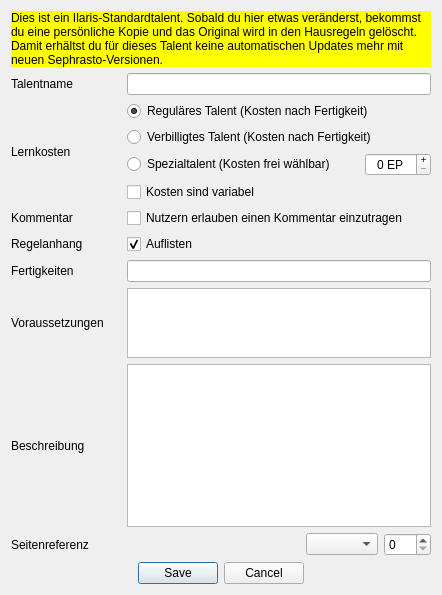
Qt form designer/DatenbankEditTalent.ui (Aeolitus/Sephrasto) before a commit.
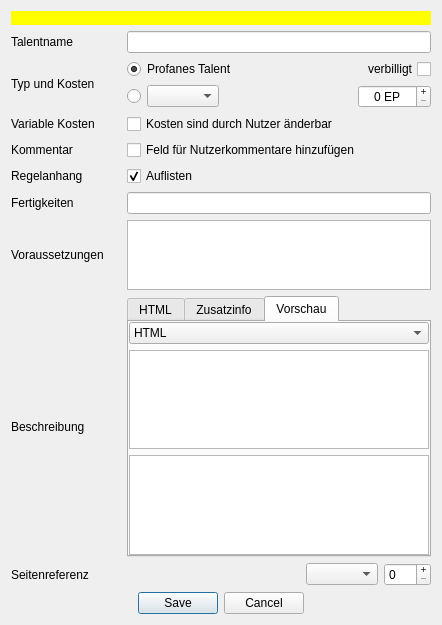
The same form after that commit. The open tabs and pages were chosen to show the change.

Diff of the .ui file:
```diff
--- a/designer/DatenbankEditTalent.ui
+++ b/designer/DatenbankEditTalent.ui
@@ -1,7 +1,7 @@
 <?xml version="1.0" encoding="UTF-8"?>
 <ui version="4.0">
- <class>talentDialog</class>
- <widget class="QDialog" name="talentDialog">
+ <class>dialog</class>
+ <widget class="QDialog" name="dialog">
   <property name="windowModality">
    <enum>Qt::ApplicationModal</enum>
   </property>
@@ -10,7 +10,7 @@
     <x>0</x>
     <y>0</y>
     <width>442</width>
-    <height>595</height>
+    <height>625</height>
    </rect>
   </property>
   <property name="windowTitle">
@@ -39,91 +39,118 @@
        </property>
       </widget>
      </item>
-     <item row="3" column="1">
-      <layout class="QVBoxLayout" name="verticalLayout">
-       <item>
-        <widget class="QRadioButton" name="buttonRegulaer">
-         <property name="text">
-          <string>Reguläres Talent (Kosten nach Fertigkeit)</string>
+     <item row="8" column="1">
+      <widget class="QTabWidget" name="tabWidget">
+       <property name="currentIndex">
+        <number>0</number>
+       </property>
+       <widget class="QWidget" name="tab">
+        <attribute name="title">
+         <string>HTML</string>
+        </attribute>
+        <layout class="QVBoxLayout" name="verticalLayout_2">
+         <property name="spacing">
+          <number>0</number>
          </property>
-         <property name="checked">
-          <bool>true</bool>
+         <property name="leftMargin">
+          <number>0</number>
          </property>
-        </widget>
-       </item>
-       <item>
-        <widget class="QRadioButton" name="buttonVerbilligt">
-         <property name="text">
-          <string>Verbilligtes Talent (Kosten nach Fertigkeit)</string>
+         <property name="topMargin">
+          <number>0</number>
          </property>
-        </widget>
-       </item>
-       <item>
-        <layout class="QHBoxLayout" name="horizontalLayout">
+         <property name="rightMargin">
+          <number>0</number>
+         </property>
+         <property name="bottomMargin">
+          <number>0</number>
+         </property>
          <item>
-          <widget class="QRadioButton" name="buttonSpezial">
+          <widget class="QPlainTextEdit" name="teBeschreibung">
            <property name="sizePolicy">
-            <sizepolicy hsizetype="Preferred" vsizetype="Fixed">
+            <sizepolicy hsizetype="Expanding" vsizetype="MinimumExpanding">
              <horstretch>0</horstretch>
              <verstretch>0</verstretch>
             </sizepolicy>
            </property>
-           <property name="text">
-            <string>Spezialtalent (Kosten frei wählbar)</string>
-           </property>
           </widget>
          </item>
+        </layout>
+       </widget>
+       <widget class="QWidget" name="tab_3">
+        <property name="toolTip">
+         <string>&lt;html&gt;&lt;head/&gt;&lt;body&gt;&lt;p&gt;Zusätzliche Informationen, die im Charaktereditor nach der Beschreibung eingefügt werden sollen, beispielsweise eine Erklärung, wozu der Kommentar genutzt werden soll (optional).&lt;/p&gt;&lt;/body&gt;&lt;/html&gt;</string>
+        </property>
+        <attribute name="title">
+         <string>Zusatzinfo</string>
+        </attribute>
+        <layout class="QVBoxLayout" name="verticalLayout_4">
+         <property name="spacing">
+          <number>0</number>
+         </property>
+         <property name="leftMargin">
+          <number>0</number>
+         </property>
+         <property name="topMargin">
+          <number>0</number>
+         </property>
+         <property name="rightMargin">
+          <number>0</number>
+         </property>
+         <property name="bottomMargin">
+          <number>0</number>
+         </property>
          <item>
-          <widget class="QSpinBox" name="spinKosten">
-           <property name="sizePolicy">
-            <sizepolicy hsizetype="Fixed" vsizetype="Fixed">
-             <horstretch>0</horstretch>
-             <verstretch>0</verstretch>
-            </sizepolicy>
-           </property>
-           <property name="minimumSize">
-            <size>
-             <width>60</width>
-             <height>0</height>
-            </size>
-           </property>
-           <property name="alignment">
-            <set>Qt::AlignCenter</set>
-           </property>
-           <property name="buttonSymbols">
-            <enum>QAbstractSpinBox::PlusMinus</enum>
-           </property>
-           <property name="suffix">
-            <string> EP</string>
-           </property>
-           <property name="minimum">
-            <number>0</number>
-           </property>
-           <property name="maximum">
-            <number>200</number>
-           </property>
-           <property name="singleStep">
-            <number>20</number>
-           </property>
-          </widget>
+          <widget class="QPlainTextEdit" name="teInfo"/>
          </item>
         </layout>
-       </item>
-       <item>
-        <layout class="QHBoxLayout" name="horizontalLayout_2">
+       </widget>
+       <widget class="QWidget" name="tab_2">
+        <attribute name="title">
+         <string>Vorschau</string>
+        </attribute>
+        <layout class="QVBoxLayout" name="verticalLayout_3">
+         <property name="leftMargin">
+          <number>0</number>
+         </property>
+         <property name="topMargin">
+          <number>0</number>
+         </property>
+         <property name="rightMargin">
+          <number>0</number>
+         </property>
+         <property name="bottomMargin">
+          <number>0</number>
+         </property>
          <item>
-          <widget class="QCheckBox" name="checkVariable">
-           <property name="text">
-            <string>Kosten sind variabel</string>
-           </property>
+          <widget class="QComboBox" name="comboVorschau">
+           <item>
+            <property name="text">
+             <string>HTML</string>
+            </property>
+           </item>
+           <item>
+            <property name="text">
+             <string>Zusatzinfo</string>
+            </property>
+           </item>
           </widget>
          </item>
+         <item>
+          <widget class="QTextBrowser" name="tbBeschreibung"/>
+         </item>
+         <item>
+          <widget class="QTextBrowser" name="tbInfo"/>
+         </item>
         </layout>
-       </item>
-      </layout>
+       </widget>
+      </widget>
      </item>
-     <item row="1" column="1">
-      <widget class="QLineEdit" name="nameEdit"/>
+     <item row="8" column="0">
+      <widget class="QLabel" name="label_5">
+       <property name="text">
+        <string>Beschreibung</string>
+       </property>
+      </widget>
      </item>
      <item row="0" column="0" colspan="2">
       <widget class="QLabel" name="warning">
@@ -134,7 +161,7 @@
         <string notr="true">background-color: rgb(255, 255, 0); color: black;</string>
        </property>
        <property name="text">
-        <string>&lt;html&gt;&lt;head/&gt;&lt;body&gt;&lt;p&gt;Dies ist ein Ilaris-Standardtalent. Sobald du hier etwas veränderst, bekommst du eine persönliche Kopie und das Original wird in den Hausregeln gelöscht. Damit erhältst du für dieses Talent keine automatischen Updates mehr mit neuen Sephrasto-Versionen.&lt;/p&gt;&lt;/body&gt;&lt;/html&gt;</string>
+        <string></string>
        </property>
        <property name="wordWrap">
         <bool>true</bool>
@@ -142,19 +169,33 @@
       </widget>
      </item>
      <item row="3" column="0">
-      <widget class="QLabel" name="label_2">
+      <widget class="QLabel" name="label_9">
        <property name="text">
-        <string>Lernkosten</string>
+        <string>Variable Kosten</string>
        </property>
       </widget>
      </item>
-     <item row="8" column="1">
-      <widget class="QPlainTextEdit" name="textEdit">
-       <property name="sizePolicy">
-        <sizepolicy hsizetype="Expanding" vsizetype="MinimumExpanding">
-         <horstretch>0</horstretch>
-         <verstretch>0</verstretch>
-        </sizepolicy>
+     <item row="1" column="1">
+      <widget class="QLineEdit" name="leName"/>
+     </item>
+     <item row="5" column="0">
+      <widget class="QLabel" name="label_7">
+       <property name="text">
+        <string>Regelanhang</string>
+       </property>
+      </widget>
+     </item>
+     <item row="4" column="1">
+      <widget class="QCheckBox" name="checkKommentar">
+       <property name="text">
+        <string>Feld für Nutzerkommentare hinzufügen</string>
+       </property>
+      </widget>
+     </item>
+     <item row="9" column="0">
+      <widget class="QLabel" name="label_8">
+       <property name="text">
+        <string>Seitenreferenz</string>
        </property>
       </widget>
      </item>
@@ -171,23 +212,6 @@
        </property>
       </widget>
      </item>
-     <item row="7" column="1">
-      <widget class="QPlainTextEdit" name="voraussetzungenEdit"/>
-     </item>
-     <item row="1" column="0">
-      <widget class="QLabel" name="label">
-       <property name="text">
-        <string>Talentname</string>
-       </property>
-      </widget>
-     </item>
-     <item row="5" column="0">
-      <widget class="QLabel" name="label_7">
-       <property name="text">
-        <string>Regelanhang</string>
-       </property>
-      </widget>
-     </item>
      <item row="6" column="0">
       <widget class="QLabel" name="label_3">
        <property name="text">
@@ -195,40 +219,26 @@
        </property>
       </widget>
      </item>
-     <item row="7" column="0">
-      <widget class="QLabel" name="label_4">
-       <property name="minimumSize">
+     <item row="7" column="1">
+      <widget class="QPlainTextEdit" name="teVoraussetzungen">
+       <property name="maximumSize">
         <size>
-         <width>110</width>
-         <height>0</height>
+         <width>16777215</width>
+         <height>250</height>
         </size>
        </property>
-       <property name="text">
-        <string>Voraussetzungen</string>
-       </property>
-      </widget>
-     </item>
-     <item row="8" column="0">
-      <widget class="QLabel" name="label_5">
-       <property name="text">
-        <string>Beschreibung</string>
+       <property name="toolTip">
+        <string>&lt;html&gt;&lt;head/&gt;&lt;body&gt;&lt;p&gt;Siehe &quot;Datenbank Editor -&gt; Einstellungsmöglichkeiten -&gt; Voraussetzungen&quot; in der Sephrasto-Hilfe für eine Anleitung.&lt;/p&gt;&lt;/body&gt;&lt;/html&gt;</string>
        </property>
       </widget>
      </item>
      <item row="6" column="1">
-      <widget class="QLineEdit" name="fertigkeitenEdit"/>
+      <widget class="QLineEdit" name="leFertigkeiten"/>
      </item>
-     <item row="4" column="1">
-      <widget class="QCheckBox" name="checkKommentar">
+     <item row="1" column="0">
+      <widget class="QLabel" name="label">
        <property name="text">
-        <string>Nutzern erlauben einen Kommentar einzutragen</string>
-       </property>
-      </widget>
-     </item>
-     <item row="9" column="0">
-      <widget class="QLabel" name="label_8">
-       <property name="text">
-        <string>Seitenreferenz</string>
+        <string>Talentname</string>
        </property>
       </widget>
      </item>
@@ -252,6 +262,9 @@
        </item>
        <item>
         <widget class="QSpinBox" name="spinSeite">
+         <property name="buttonSymbols">
+          <enum>QAbstractSpinBox::PlusMinus</enum>
+         </property>
          <property name="maximum">
           <number>999</number>
          </property>
@@ -259,6 +272,154 @@
        </item>
       </layout>
      </item>
+     <item row="3" column="1">
+      <widget class="QCheckBox" name="checkVariable">
+       <property name="text">
+        <string>Kosten sind durch Nutzer änderbar</string>
+       </property>
+      </widget>
+     </item>
+     <item row="2" column="0">
+      <widget class="QLabel" name="label_2">
+       <property name="text">
+        <string>Typ und Kosten</string>
+       </property>
+      </widget>
+     </item>
+     <item row="7" column="0">
+      <widget class="QLabel" name="label_4">
+       <property name="minimumSize">
+        <size>
+         <width>110</width>
+         <height>0</height>
+        </size>
+       </property>
+       <property name="text">
+        <string>Voraussetzungen</string>
+       </property>
+      </widget>
+     </item>
+     <item row="2" column="1">
+      <layout class="QVBoxLayout" name="verticalLayout">
+       <item>
+        <layout class="QHBoxLayout" name="horizontalLayout_2">
+         <item>
+          <widget class="QRadioButton" name="buttonProfan">
+           <property name="toolTip">
+            <string>Reguläre Talente können nur profanen Fertigkeiten zugewiesen werden und die Kosten richten sich nach deren Steigerungsfaktor.</string>
+           </property>
+           <property name="text">
+            <string>Profanes Talent</string>
+           </property>
+           <property name="checked">
+            <bool>true</bool>
+           </property>
+          </widget>
+         </item>
+         <item>
+          <spacer name="horizontalSpacer_2">
+           <property name="orientation">
+            <enum>Qt::Horizontal</enum>
+           </property>
+           <property name="sizeHint" stdset="0">
+            <size>
+             <width>40</width>
+             <height>20</height>
+            </size>
+           </property>
+          </spacer>
+         </item>
+         <item>
+          <widget class="QCheckBox" name="checkVerbilligt">
+           <property name="toolTip">
+            <string>Verbilligte Talente kosten nur die Hälfte</string>
+           </property>
+           <property name="layoutDirection">
+            <enum>Qt::RightToLeft</enum>
+           </property>
+           <property name="text">
+            <string>verbilligt</string>
+           </property>
+          </widget>
+         </item>
+        </layout>
+       </item>
+       <item>
+        <layout class="QHBoxLayout" name="horizontalLayout">
+         <item>
+          <widget class="QRadioButton" name="buttonSpezial">
+           <property name="sizePolicy">
+            <sizepolicy hsizetype="Preferred" vsizetype="Fixed">
+             <horstretch>0</horstretch>
+             <verstretch>0</verstretch>
+            </sizepolicy>
+           </property>
+           <property name="toolTip">
+            <string>Spezialtalente können nur übernatürlichen Fertigkeiten zugewiesen werden und sie haben frei wählbare Kosten.</string>
+           </property>
+           <property name="text">
+            <string/>
+           </property>
+          </widget>
+         </item>
+         <item>
+          <widget class="QComboBox" name="comboTyp">
+           <property name="toolTip">
+            <string>Spezialtalente können nur übernatürlichen Fertigkeiten zugewiesen werden und sie haben frei wählbare Kosten.</string>
+           </property>
+          </widget>
+         </item>
+         <item>
+          <spacer name="horizontalSpacer_3">
+           <property name="orientation">
+            <enum>Qt::Horizontal</enum>
+           </property>
+           <property name="sizeHint" stdset="0">
+            <size>
+             <width>40</width>
+             <height>20</height>
+            </size>
+           </property>
+          </spacer>
+         </item>
+         <item>
+          <widget class="QSpinBox" name="spinKosten">
+           <property name="sizePolicy">
+            <sizepolicy hsizetype="Fixed" vsizetype="Fixed">
+             <horstretch>0</horstretch>
+             <verstretch>0</verstretch>
+            </sizepolicy>
+           </property>
+           <property name="minimumSize">
+            <size>
+             <width>60</width>
+             <height>0</height>
+            </size>
+           </property>
+           <property name="alignment">
+            <set>Qt::AlignCenter</set>
+           </property>
+           <property name="buttonSymbols">
+            <enum>QAbstractSpinBox::PlusMinus</enum>
+           </property>
+           <property name="suffix">
+            <string> EP</string>
+           </property>
+           <property name="minimum">
+            <number>0</number>
+           </property>
+           <property name="maximum">
+            <number>9999</number>
+           </property>
+           <property name="singleStep">
+            <number>20</number>
+           </property>
+          </widget>
+         </item>
+        </layout>
+       </item>
+      </layout>
+     </item>
     </layout>
    </item>
   </layout>
```
Left out of the diff: 16 changed lines with no effect on the pictures.
